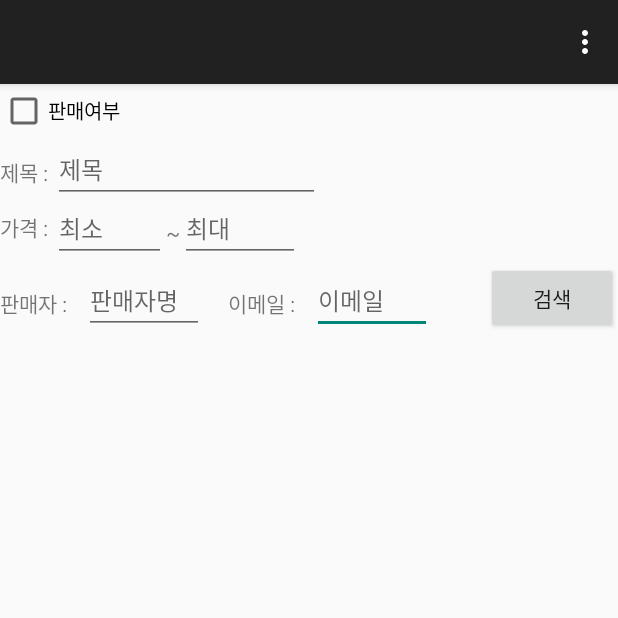
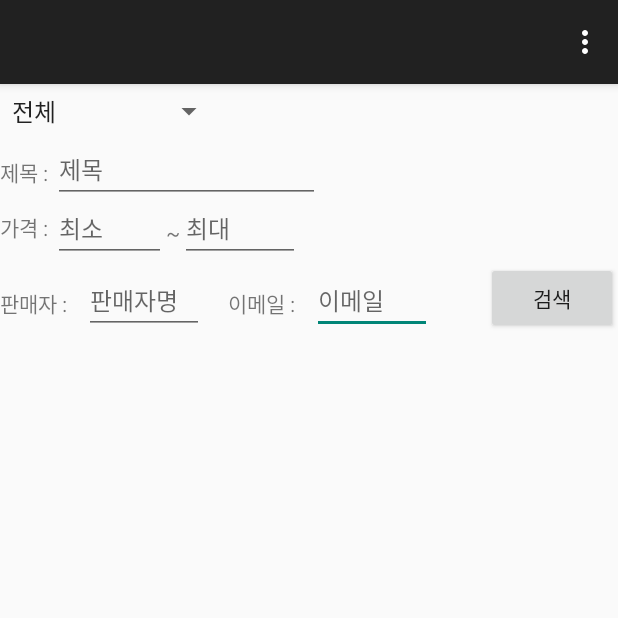
Before and after one commit to songhm7/HighLevelMobile, an Android app: the screen it shows after launch once a user with an empty profile is signed in (MainActivity), after a tap on "검색", on a phone screen of 412 x 824 dp, the top half of it. Run offline under Robolectric (Android 15) with nearby library versions, the phone set to English and light mode, and no system bars; our stand-ins replace Firebase (no records; nobody signed in at launch, a user with empty details on screens opened directly).

Commit message:
판매여부 선택을 체크박스가 아닌 스피너로 하게끔 변경하고 이에따라 판매중, 판매종료뿐만 아니라 전체 목록도 볼 수 있게끔 개선

```diff
--- a/app/src/main/java/com/example/mobile/MainActivity.kt
+++ b/app/src/main/java/com/example/mobile/MainActivity.kt
@@ -6,6 +6,7 @@ import androidx.appcompat.app.AppCompatActivity
 import android.os.Bundle
 import android.view.Menu
 import android.view.MenuItem
+import android.view.View
 import android.widget.AdapterView
 import android.widget.ArrayAdapter
 import android.widget.Button
@@ -31,6 +32,7 @@ import com.google.firebase.storage.ktx.storage
 
 class MainActivity : AppCompatActivity() {
     private val viewModel by viewModels<MyViewModel>()
+    private var spinnerSelect = 1 // Spinner 선택을 추적하는 변수
 
     override fun onCreateOptionsMenu(menu: Menu?): Boolean {
         menuInflater.inflate(R.menu.menu_main, menu)
@@ -106,12 +108,35 @@ class MainActivity : AppCompatActivity() {
             }
         }
 
+        //판매여부 필터링에 사용할 스피너(콤보박스)
+        val spinnerSaleStatus = findViewById<Spinner>(R.id.onSaleCheck)
+        ArrayAdapter.createFromResource(
+            this,
+            R.array.sale_status_options,
+            android.R.layout.simple_spinner_item
+        ).also { adapter ->
+            adapter.setDropDownViewResource(android.R.layout.simple_spinner_dropdown_item)
+            spinnerSaleStatus.adapter = adapter
+        }
+        spinnerSaleStatus.onItemSelectedListener = object : AdapterView.OnItemSelectedListener {
+            override fun onItemSelected(parent: AdapterView<*>, view: View, position: Int, id: Long) {
+                when (parent.getItemAtPosition(position).toString()) {
+                    "전체" -> { spinnerSelect = 1 }
+                    "판매중" -> { spinnerSelect = 2 }
+                    "판매종료" -> { spinnerSelect = 3 }
+                }
+            }
+            override fun onNothingSelected(parent: AdapterView<*>) {
+                //spinnerSelect = 1
+            }
+        }
+        spinnerSaleStatus.setSelection(0) // 스피너 기본값으로 인덱스 0으로 설정
+
         //필터 적용
         findViewById<Button>(R.id.button_filter).setOnClickListener {
             //일단 현재 리스트를 전부 지운 뒤
             viewModel.deleteall()
 
-            val onSaleCheck = findViewById<CheckBox>(R.id.onSaleCheck)
             val query_id = findViewById<EditText>(R.id.query_id)
             val query_mail = findViewById<EditText>(R.id.query_mail)
             val query_title = findViewById<EditText>(R.id.query_title)
@@ -119,7 +144,11 @@ class MainActivity : AppCompatActivity() {
             val query_min = findViewById<EditText>(R.id.query_min)
 
             //필터 적용
-            var query_result = itemsCollectionRef.whereEqualTo("onSale",onSaleCheck.isChecked)
+            val query_result = when (spinnerSelect) {
+                2 -> itemsCollectionRef.whereEqualTo("onSale", true)
+                3 -> itemsCollectionRef.whereEqualTo("onSale", false)
+                else -> itemsCollectionRef
+            }
             query_result.get().addOnSuccessListener { documents ->
                 var items = ArrayList<Item>()
                 for(document in documents){
--- a/app/src/main/java/com/example/mobile/WriteActivity.kt
+++ b/app/src/main/java/com/example/mobile/WriteActivity.kt
@@ -46,11 +46,12 @@ class WriteActivity : AppCompatActivity() {
             }
         }
 
-        findViewById<Button>(R.id.back).setOnClickListener {
+        findViewById<Button>(R.id.back).setOnClickListener { //뒤로가기 버튼
             startActivity(Intent(this, MainActivity::class.java))
             finish()
         }
-        findViewById<Button>(R.id.post).setOnClickListener {
+
+        findViewById<Button>(R.id.post).setOnClickListener { //게시하기 버튼
             val title = findViewById<EditText>(R.id.titleOfPost).text.toString()
             val pricestr = findViewById<EditText>(R.id.priceOfPost).text.toString()
             val body = findViewById<EditText>(R.id.bodyOfPost).text.toString()
--- a/app/src/main/res/layout/activity_main.xml
+++ b/app/src/main/res/layout/activity_main.xml
@@ -127,11 +127,10 @@
         app:layout_constraintStart_toStartOf="parent"
         app:layout_constraintTop_toBottomOf="@+id/pricetxt" />
 
-    <CheckBox
+    <Spinner
         android:id="@+id/onSaleCheck"
-        android:layout_width="81dp"
+        android:layout_width="150dp"
         android:layout_height="36dp"
-        android:text="판매여부"
         android:textSize="13dp"
         app:layout_constraintStart_toStartOf="parent"
         app:layout_constraintTop_toTopOf="parent" />
--- a/app/src/main/res/values/strings.xml
+++ b/app/src/main/res/values/strings.xml
@@ -1,3 +1,8 @@
 <resources>
     <string name="app_name">Mobile</string>
+    <string-array name="sale_status_options">
+        <item>전체</item>
+        <item>판매중</item>
+        <item>판매종료</item>
+    </string-array>
 </resources>
```
